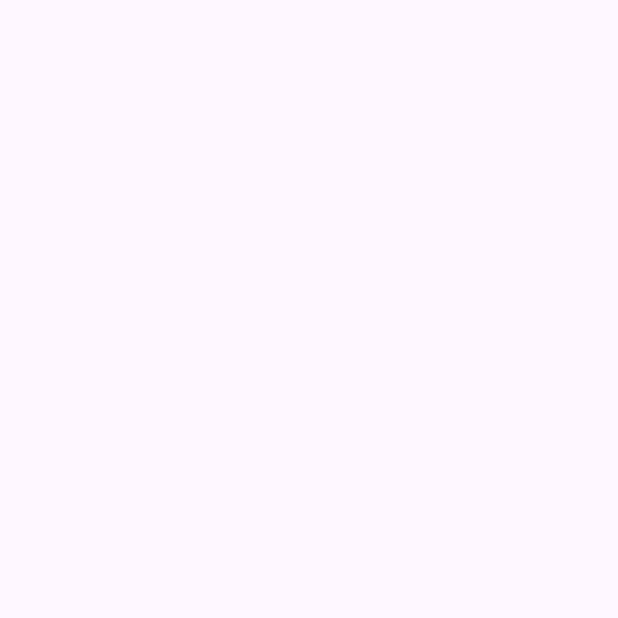
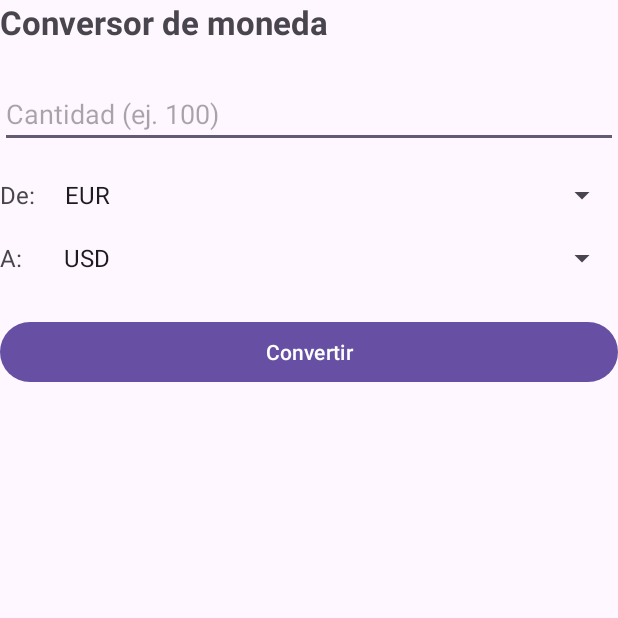
Before and after one commit to 23sisalejandropedraza-eng/app-trimestre1-dam, an Android app: the ConversorActivity screen opened directly, with no data from a screen before it, on a phone screen of 412 x 824 dp, the top half of it. Before the commit the part shown is empty. Run offline under Robolectric (Android 15) with nearby library versions, the phone set to English and light mode, and no system bars.

Commit message:
implementado conversor de moneda

```diff
--- a/app/src/main/java/com/example/apptrimestre1_alejandropedraza/conversor/ConversorActivity.kt
+++ b/app/src/main/java/com/example/apptrimestre1_alejandropedraza/conversor/ConversorActivity.kt
@@ -1,5 +1,80 @@
 package com.example.apptrimestre1_alejandropedraza.conversor
 
+import android.os.Bundle
+import android.widget.ArrayAdapter
+import android.widget.Button
+import android.widget.EditText
+import android.widget.Spinner
+import android.widget.TextView
+import androidx.activity.enableEdgeToEdge
 import androidx.appcompat.app.AppCompatActivity
+import androidx.core.view.ViewCompat
+import androidx.core.view.WindowInsetsCompat
+import com.example.apptrimestre1_alejandropedraza.R
+import java.util.Locale
 
-class ConversorActivity : AppCompatActivity()
+class ConversorActivity : AppCompatActivity() {
+
+    // Valores base en EUR para convertir fácilmente entre monedas
+    private val tasasEnEur = mapOf(
+        "EUR" to 1.0,
+        "USD" to 1.08,
+        "GBP" to 0.83
+    )
+
+    override fun onCreate(savedInstanceState: Bundle?) {
+        super.onCreate(savedInstanceState)
+        enableEdgeToEdge()
+        setContentView(R.layout.activity_conversor)
+        ViewCompat.setOnApplyWindowInsetsListener(findViewById(R.id.main)) { v, insets ->
+            val systemBars = insets.getInsets(WindowInsetsCompat.Type.systemBars())
+            v.setPadding(systemBars.left, systemBars.top, systemBars.right, systemBars.bottom)
+            insets
+        }
+
+        val usuario = intent.getStringExtra("USUARIO")?.trim().orEmpty()
+        val tvSaludo: TextView = findViewById(R.id.tvSaludoConversor)
+        tvSaludo.text = if (usuario.isNotEmpty()) {
+            "Conversor - $usuario"
+        } else {
+            "Conversor de moneda"
+        }
+
+        val etCantidad: EditText = findViewById(R.id.etCantidad)
+        val spOrigen: Spinner = findViewById(R.id.spOrigen)
+        val spDestino: Spinner = findViewById(R.id.spDestino)
+        val btnConvertir: Button = findViewById(R.id.btnConvertir)
+        val tvResultado: TextView = findViewById(R.id.tvResultadoConversion)
+
+        val monedas = listOf("EUR", "USD", "GBP")
+        val adapter = ArrayAdapter(this, android.R.layout.simple_spinner_item, monedas)
+        adapter.setDropDownViewResource(android.R.layout.simple_spinner_dropdown_item)
+
+        spOrigen.adapter = adapter
+        spDestino.adapter = adapter
+        spDestino.setSelection(1) // Por defecto de EUR a USD
+
+        btnConvertir.setOnClickListener {
+            val textoCantidad = etCantidad.text.toString().trim().replace(',', '.')
+            val cantidad = textoCantidad.toDoubleOrNull()
+
+            if (cantidad == null || cantidad < 0.0) {
+                tvResultado.text = "Introduce una cantidad válida"
+                return@setOnClickListener
+            }
+
+            val monedaOrigen = spOrigen.selectedItem.toString()
+            val monedaDestino = spDestino.selectedItem.toString()
+
+            val tasaOrigen = tasasEnEur[monedaOrigen] ?: 1.0
+            val tasaDestino = tasasEnEur[monedaDestino] ?: 1.0
+
+            // Pasamos primero a EUR y luego a la moneda destino
+            val cantidadEnEur = cantidad / tasaOrigen
+            val convertido = cantidadEnEur * tasaDestino
+
+            val formateado = String.format(Locale.US, "%.2f", convertido).replace('.', ',')
+            tvResultado.text = "$formateado $monedaDestino"
+        }
+    }
+}
--- /dev/null
+++ b/app/src/main/res/layout/activity_conversor.xml
@@ -0,0 +1,97 @@
+<?xml version="1.0" encoding="utf-8"?>
+<androidx.constraintlayout.widget.ConstraintLayout xmlns:android="http://schemas.android.com/apk/res/android"
+    xmlns:app="http://schemas.android.com/apk/res-auto"
+    xmlns:tools="http://schemas.android.com/tools"
+    android:id="@+id/main"
+    android:layout_width="match_parent"
+    android:layout_height="match_parent"
+    android:padding="24dp"
+    tools:context=".conversor.ConversorActivity">
+
+    <TextView
+        android:id="@+id/tvSaludoConversor"
+        android:layout_width="0dp"
+        android:layout_height="wrap_content"
+        android:text="Conversor de moneda"
+        android:textSize="22sp"
+        android:textStyle="bold"
+        app:layout_constraintEnd_toEndOf="parent"
+        app:layout_constraintStart_toStartOf="parent"
+        app:layout_constraintTop_toTopOf="parent" />
+
+    <EditText
+        android:id="@+id/etCantidad"
+        android:layout_width="0dp"
+        android:layout_height="wrap_content"
+        android:layout_marginTop="24dp"
+        android:hint="Cantidad (ej. 100)"
+        android:inputType="numberDecimal"
+        android:textSize="18sp"
+        app:layout_constraintEnd_toEndOf="parent"
+        app:layout_constraintStart_toStartOf="parent"
+        app:layout_constraintTop_toBottomOf="@+id/tvSaludoConversor" />
+
+    <TextView
+        android:id="@+id/tvDe"
+        android:layout_width="wrap_content"
+        android:layout_height="wrap_content"
+        android:layout_marginTop="20dp"
+        android:text="De:"
+        android:textSize="16sp"
+        app:layout_constraintStart_toStartOf="parent"
+        app:layout_constraintTop_toBottomOf="@+id/etCantidad" />
+
+    <Spinner
+        android:id="@+id/spOrigen"
+        android:layout_width="0dp"
+        android:layout_height="wrap_content"
+        android:layout_marginStart="12dp"
+        app:layout_constraintBottom_toBottomOf="@+id/tvDe"
+        app:layout_constraintEnd_toEndOf="parent"
+        app:layout_constraintStart_toEndOf="@+id/tvDe"
+        app:layout_constraintTop_toTopOf="@+id/tvDe" />
+
+    <TextView
+        android:id="@+id/tvA"
+        android:layout_width="wrap_content"
+        android:layout_height="wrap_content"
+        android:layout_marginTop="20dp"
+        android:text="A:"
+        android:textSize="16sp"
+        app:layout_constraintStart_toStartOf="parent"
+        app:layout_constraintTop_toBottomOf="@+id/tvDe" />
+
+    <Spinner
+        android:id="@+id/spDestino"
+        android:layout_width="0dp"
+        android:layout_height="wrap_content"
+        android:layout_marginStart="20dp"
+        app:layout_constraintBottom_toBottomOf="@+id/tvA"
+        app:layout_constraintEnd_toEndOf="parent"
+        app:layout_constraintStart_toEndOf="@+id/tvA"
+        app:layout_constraintTop_toTopOf="@+id/tvA" />
+
+    <Button
+        android:id="@+id/btnConvertir"
+        android:layout_width="0dp"
+        android:layout_height="wrap_content"
+        android:layout_marginTop="28dp"
+        android:text="Convertir"
+        app:layout_constraintEnd_toEndOf="parent"
+        app:layout_constraintStart_toStartOf="parent"
+        app:layout_constraintTop_toBottomOf="@+id/tvA" />
+
+    <TextView
+        android:id="@+id/tvResultadoConversion"
+        android:layout_width="0dp"
+        android:layout_height="wrap_content"
+        android:layout_marginTop="24dp"
+        android:text=""
+        android:textAlignment="center"
+        android:textSize="20sp"
+        android:textStyle="bold"
+        app:layout_constraintEnd_toEndOf="parent"
+        app:layout_constraintStart_toStartOf="parent"
+        app:layout_constraintTop_toBottomOf="@+id/btnConvertir" />
+
+</androidx.constraintlayout.widget.ConstraintLayout>
```
